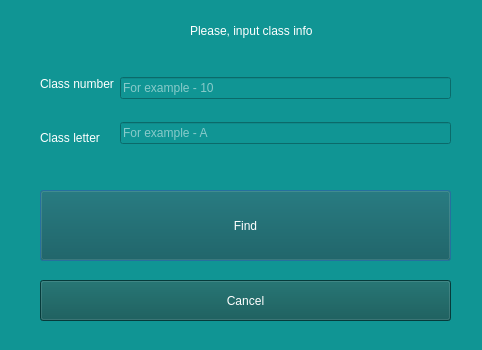
Qt form QTcreator/Diary/check_class.ui (albaSANDROS/DIPLOMA-PROJECT.-Multi-user-client-server-application-e-journal) before a commit.
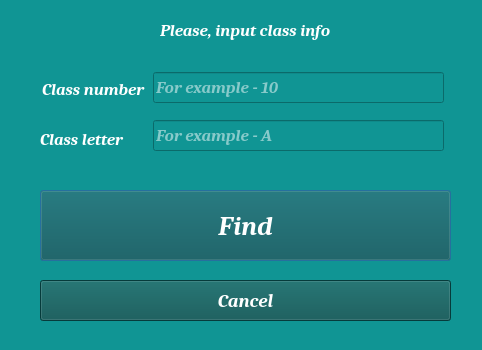
The same form after that commit.

The edit to the form file:
```diff
--- a/QTcreator/Diary/check_class.ui
+++ b/QTcreator/Diary/check_class.ui
@@ -29,6 +29,17 @@
      <height>71</height>
     </rect>
    </property>
+   <property name="font">
+    <font>
+     <family>Cambria</family>
+     <pointsize>20</pointsize>
+     <italic>true</italic>
+     <bold>true</bold>
+    </font>
+   </property>
+   <property name="cursor">
+    <cursorShape>OpenHandCursor</cursorShape>
+   </property>
    <property name="styleSheet">
     <string notr="true">background-color: rgb(29, 35, 35);
 background-color: rgb(9, 83, 82);
@@ -47,6 +58,17 @@
      <height>41</height>
     </rect>
    </property>
+   <property name="font">
+    <font>
+     <family>Cambria</family>
+     <pointsize>14</pointsize>
+     <italic>true</italic>
+     <bold>true</bold>
+    </font>
+   </property>
+   <property name="cursor">
+    <cursorShape>OpenHandCursor</cursorShape>
+   </property>
    <property name="styleSheet">
     <string notr="true">background-color: rgb(29, 35, 35);
 background-color: rgb(9, 83, 82);
@@ -59,12 +81,20 @@
   <widget class="QLabel" name="label">
    <property name="geometry">
     <rect>
-     <x>190</x>
+     <x>160</x>
      <y>10</y>
-     <width>131</width>
+     <width>181</width>
      <height>41</height>
     </rect>
    </property>
+   <property name="font">
+    <font>
+     <family>Cambria</family>
+     <pointsize>13</pointsize>
+     <italic>true</italic>
+     <bold>true</bold>
+    </font>
+   </property>
    <property name="styleSheet">
     <string notr="true">color: rgb(255, 255, 255);</string>
    </property>
@@ -72,30 +102,23 @@
     <string>Please, input class info</string>
    </property>
   </widget>
-  <widget class="QWidget" name="layoutWidget">
-   <property name="geometry">
-    <rect>
-     <x>40</x>
-     <y>60</y>
-     <width>411</width>
-     <height>101</height>
-    </rect>
-   </property>
-   <layout class="QHBoxLayout" name="horizontalLayout">
-    <item>
-     <layout class="QVBoxLayout" name="verticalLayout_2">
-      <item>
-       <widget class="QLabel" name="label_2">
-        <property name="styleSheet">
-         <string notr="true">color: rgb(255, 255, 255);</string>
-        </property>
-        <property name="text">
-         <string>Class number</string>
-        </property>
-       </widget>
-      </item>
-      <item>
        <widget class="QLabel" name="label_3">
+   <property name="geometry">
+    <rect>
+     <x>40</x>
+     <y>130</y>
+     <width>101</width>
+     <height>18</height>
+    </rect>
+   </property>
+   <property name="font">
+    <font>
+     <family>Cambria</family>
+     <pointsize>13</pointsize>
+     <italic>true</italic>
+     <bold>true</bold>
+    </font>
+   </property>
         <property name="styleSheet">
          <string notr="true">color: rgb(255, 255, 255);</string>
         </property>
@@ -103,13 +126,47 @@
          <string>Class letter</string>
         </property>
        </widget>
-      </item>
-     </layout>
-    </item>
-    <item>
-     <layout class="QVBoxLayout" name="verticalLayout">
-      <item>
+  <widget class="QLabel" name="label_2">
+   <property name="geometry">
+    <rect>
+     <x>42</x>
+     <y>80</y>
+     <width>111</width>
+     <height>18</height>
+    </rect>
+   </property>
+   <property name="font">
+    <font>
+     <family>Cambria</family>
+     <pointsize>13</pointsize>
+     <italic>true</italic>
+     <bold>true</bold>
+    </font>
+   </property>
+   <property name="styleSheet">
+    <string notr="true">color: rgb(255, 255, 255);</string>
+   </property>
+   <property name="text">
+    <string>Class number</string>
+   </property>
+  </widget>
        <widget class="QLineEdit" name="class_num_label">
+   <property name="geometry">
+    <rect>
+     <x>153</x>
+     <y>72</y>
+     <width>291</width>
+     <height>31</height>
+    </rect>
+   </property>
+   <property name="font">
+    <font>
+     <family>Cambria</family>
+     <pointsize>13</pointsize>
+     <italic>true</italic>
+     <bold>true</bold>
+    </font>
+   </property>
         <property name="styleSheet">
          <string notr="true">color: rgb(255, 255, 255);</string>
         </property>
@@ -120,9 +177,23 @@
          <string>For example - 10</string>
         </property>
        </widget>
-      </item>
-      <item>
        <widget class="QLineEdit" name="class_letter_label">
+   <property name="geometry">
+    <rect>
+     <x>153</x>
+     <y>120</y>
+     <width>291</width>
+     <height>31</height>
+    </rect>
+   </property>
+   <property name="font">
+    <font>
+     <family>Cambria</family>
+     <pointsize>13</pointsize>
+     <italic>true</italic>
+     <bold>true</bold>
+    </font>
+   </property>
         <property name="styleSheet">
          <string notr="true">color: rgb(255, 255, 255);</string>
         </property>
@@ -135,11 +206,6 @@
         <property name="placeholderText">
          <string>For example - A</string>
         </property>
-       </widget>
-      </item>
-     </layout>
-    </item>
-   </layout>
   </widget>
  </widget>
  <tabstops>
```
Lines whose indentation alone changed are shown as unchanged.
